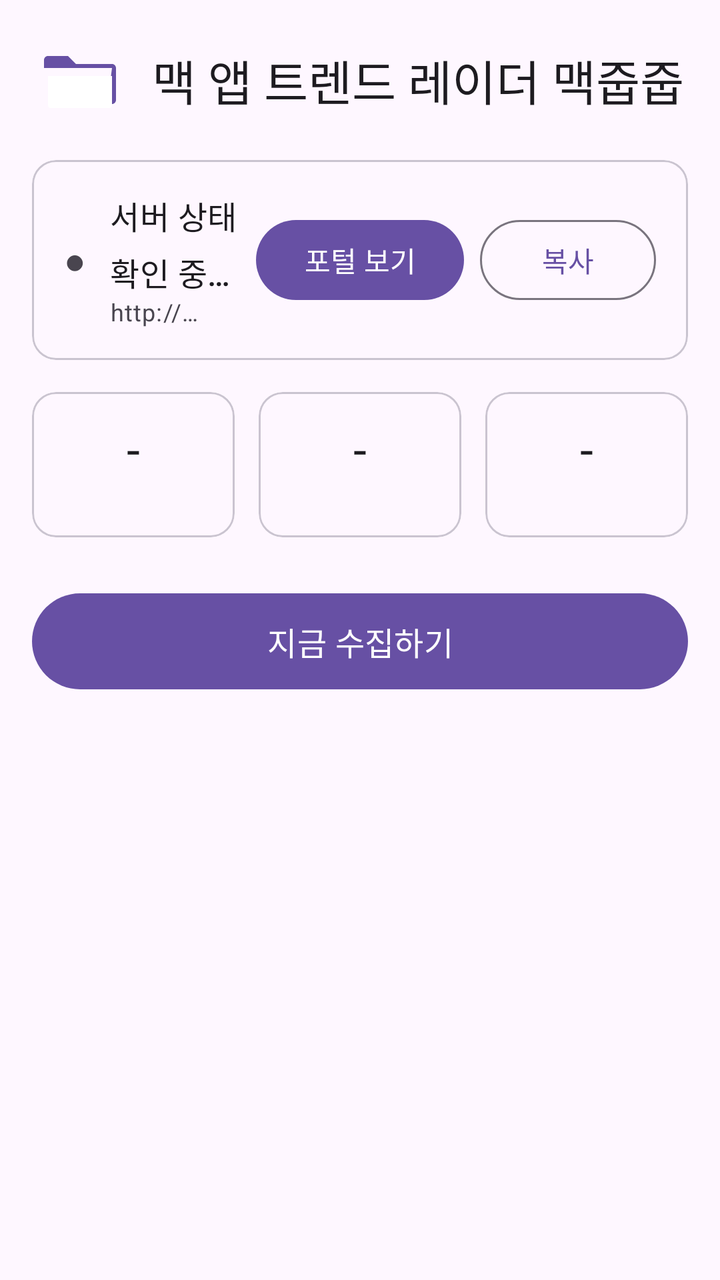
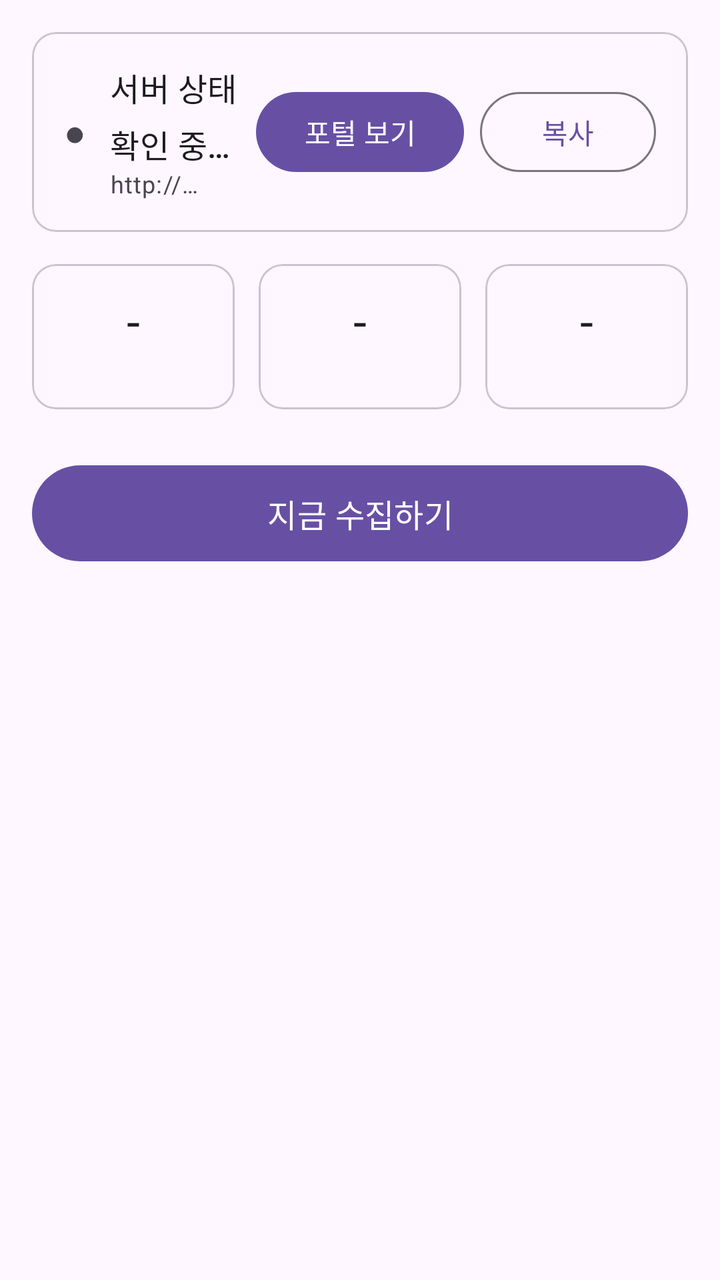

Screens rendered from an Android XML layout before and after an edit, with the pre-edit source and the edit as a unified diff.
<!-- AndroidManifest.xml: another module's application theme Theme.JupJup -->
<!-- res/layout/mac_fragment_home.xml -->
<?xml version="1.0" encoding="utf-8"?>
<ScrollView xmlns:android="http://schemas.android.com/apk/res/android"
    android:layout_width="match_parent"
    android:layout_height="match_parent"
    android:fitsSystemWindows="true"
    android:padding="16dp">

    <LinearLayout
        android:layout_width="match_parent"
        android:layout_height="wrap_content"
        android:orientation="vertical">

        <LinearLayout
            android:layout_width="match_parent"
            android:layout_height="wrap_content"
            android:layout_marginBottom="16dp"
            android:gravity="center_vertical"
            android:orientation="horizontal">

            <ImageView
                android:layout_width="48dp"
                android:layout_height="48dp"
                android:contentDescription="맥줍줍 로고"
                android:src="@drawable/ic_logo_jupjup" />

            <TextView
                android:layout_width="wrap_content"
                android:layout_height="wrap_content"
                android:layout_marginStart="12dp"
                android:text="@string/mac_app_name_full"
                android:textAppearance="?attr/textAppearanceHeadlineSmall" />
        </LinearLayout>

        <com.google.android.material.card.MaterialCardView
            android:id="@+id/mac_server_status_card"
            android:layout_width="match_parent"
            android:layout_height="wrap_content"
            android:layout_marginBottom="16dp"
            app:cardCornerRadius="12dp"
            xmlns:app="http://schemas.android.com/apk/res-auto">

            <LinearLayout
                android:layout_width="match_parent"
                android:layout_height="wrap_content"
                android:gravity="center_vertical"
                android:orientation="horizontal"
                android:padding="16dp">

                <TextView
                    android:id="@+id/mac_server_status_dot"
                    android:layout_width="wrap_content"
                    android:layout_height="wrap_content"
                    android:text="●"
                    android:textSize="18sp" />

                <LinearLayout
                    android:layout_width="0dp"
                    android:layout_height="wrap_content"
                    android:layout_marginStart="12dp"
                    android:layout_weight="1"
                    android:orientation="vertical">

                    <TextView
                        android:id="@+id/mac_server_status_text"
                        android:layout_width="wrap_content"
                        android:layout_height="wrap_content"
                        android:text="서버 상태 확인 중…"
                        android:textAppearance="?attr/textAppearanceTitleMedium" />

                    <TextView
                        android:id="@+id/mac_server_address_text"
                        android:layout_width="wrap_content"
                        android:layout_height="wrap_content"
                        android:text="http://…"
                        android:textAppearance="?attr/textAppearanceBodySmall" />
                </LinearLayout>

                <Button
                    android:id="@+id/mac_btn_open_portal"
                    android:layout_width="wrap_content"
                    android:layout_height="wrap_content"
                    android:layout_marginEnd="8dp"
                    android:text="포털 보기" />

                <Button
                    android:id="@+id/mac_btn_copy_address"
                    style="@style/Widget.Material3.Button.OutlinedButton"
                    android:layout_width="wrap_content"
                    android:layout_height="wrap_content"
                    android:text="복사" />
            </LinearLayout>
        </com.google.android.material.card.MaterialCardView>

        <LinearLayout
            android:layout_width="match_parent"
            android:layout_height="wrap_content"
            android:layout_marginBottom="24dp"
            android:baselineAligned="false"
            android:orientation="horizontal">

            <include
                android:id="@+id/mac_stat_apps"
                layout="@layout/mac_item_stat_card"
                android:layout_width="0dp"
                android:layout_height="wrap_content"
                android:layout_marginEnd="6dp"
                android:layout_weight="1" />

            <include
                android:id="@+id/mac_stat_sources"
                layout="@layout/mac_item_stat_card"
                android:layout_width="0dp"
                android:layout_height="wrap_content"
                android:layout_marginHorizontal="6dp"
                android:layout_weight="1" />

            <include
                android:id="@+id/mac_stat_last_sync"
                layout="@layout/mac_item_stat_card"
                android:layout_width="0dp"
                android:layout_height="wrap_content"
                android:layout_marginStart="6dp"
                android:layout_weight="1" />
        </LinearLayout>

        <Button
            android:id="@+id/mac_btn_manual_crawl"
            android:layout_width="match_parent"
            android:layout_height="56dp"
            android:text="지금 수집하기"
            android:textAppearance="?attr/textAppearanceTitleMedium" />
    </LinearLayout>
</ScrollView>
<!-- res/layout/mac_item_stat_card.xml (included above) -->
<?xml version="1.0" encoding="utf-8"?>
<com.google.android.material.card.MaterialCardView xmlns:android="http://schemas.android.com/apk/res/android"
    xmlns:app="http://schemas.android.com/apk/res-auto"
    android:layout_width="match_parent"
    android:layout_height="wrap_content"
    app:cardCornerRadius="12dp">

    <LinearLayout
        android:layout_width="match_parent"
        android:layout_height="wrap_content"
        android:gravity="center"
        android:orientation="vertical"
        android:padding="12dp">

        <TextView
            android:id="@+id/mac_stat_value"
            android:layout_width="wrap_content"
            android:layout_height="wrap_content"
            android:text="-"
            android:textAppearance="?attr/textAppearanceHeadlineSmall" />

        <TextView
            android:id="@+id/mac_stat_label"
            android:layout_width="wrap_content"
            android:layout_height="wrap_content"
            android:text=""
            android:textAppearance="?attr/textAppearanceBodySmall" />
    </LinearLayout>
</com.google.android.material.card.MaterialCardView>
<!-- resources referenced by this layout -->
<resources>
  <!-- drawable ic_logo_jupjup (drawable) -->
  <?xml version="1.0" encoding="utf-8"?>
  <vector xmlns:android="http://schemas.android.com/apk/res/android"
      android:width="48dp"
      android:height="48dp"
      android:viewportWidth="48"
      android:viewportHeight="48">
      <path
          android:fillColor="@color/seed_primary"
          android:pathData="M42,18c0,-1.1 -0.9,-2 -2,-2H22l-4,-4H8c-1.1,0 -2,0.9 -2,2v4h34L38,34c0,1.1 0.9,2 2,2h0c1.1,0 2,-0.9 2,-2V18z" />
      <path
          android:fillColor="#FFFFFF"
          android:pathData="M8,22h32v14c0,1.1 -0.2,2 -1.2,2H9.2C8.2,38 8,37.1 8,36V22z" />
  </vector>
  <string name="mac_app_name_full">맥 앱 트렌드 레이더 맥줍줍</string>
  <style name="Theme.JupJup" parent="Theme.Material3.DayNight.NoActionBar">
          <item name="colorPrimary">@color/seed_primary</item>
          <item name="colorOnPrimary">@android:color/white</item>
      </style>
  <color name="seed_primary">#6750A4</color>
</resources>

<!-- the commit's change to res/layout/mac_fragment_home.xml (unified diff, before → after) -->
@@ -9,27 +9,6 @@
         android:layout_width="match_parent"
         android:layout_height="wrap_content"
         android:orientation="vertical">
-
-        <LinearLayout
-            android:layout_width="match_parent"
-            android:layout_height="wrap_content"
-            android:layout_marginBottom="16dp"
-            android:gravity="center_vertical"
-            android:orientation="horizontal">
-
-            <ImageView
-                android:layout_width="48dp"
-                android:layout_height="48dp"
-                android:contentDescription="맥줍줍 로고"
-                android:src="@drawable/ic_logo_jupjup" />
-
-            <TextView
-                android:layout_width="wrap_content"
-                android:layout_height="wrap_content"
-                android:layout_marginStart="12dp"
-                android:text="@string/mac_app_name_full"
-                android:textAppearance="?attr/textAppearanceHeadlineSmall" />
-        </LinearLayout>
 
         <com.google.android.material.card.MaterialCardView
             android:id="@+id/mac_server_status_card"
<!-- resource entries referenced after the edit -->
@@ -1,20 +1,5 @@
 <!-- resources referenced by this layout -->
 <resources>
-  <!-- drawable ic_logo_jupjup (drawable) -->
-  <?xml version="1.0" encoding="utf-8"?>
-  <vector xmlns:android="http://schemas.android.com/apk/res/android"
-      android:width="48dp"
-      android:height="48dp"
-      android:viewportWidth="48"
-      android:viewportHeight="48">
-      <path
-          android:fillColor="@color/seed_primary"
-          android:pathData="M42,18c0,-1.1 -0.9,-2 -2,-2H22l-4,-4H8c-1.1,0 -2,0.9 -2,2v4h34L38,34c0,1.1 0.9,2 2,2h0c1.1,0 2,-0.9 2,-2V18z" />
-      <path
-          android:fillColor="#FFFFFF"
-          android:pathData="M8,22h32v14c0,1.1 -0.2,2 -1.2,2H9.2C8.2,38 8,37.1 8,36V22z" />
-  </vector>
-  <string name="mac_app_name_full">맥 앱 트렌드 레이더 맥줍줍</string>
   <style name="Theme.JupJup" parent="Theme.Material3.DayNight.NoActionBar">
           <item name="colorPrimary">@color/seed_primary</item>
           <item name="colorOnPrimary">@android:color/white</item>
